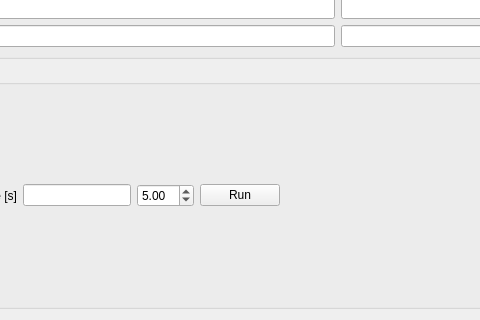
This is tres_guider_control.ui in jankansky/tres-guider as Qt 5 draws it before an edit; both pictures show x 432 to 912 and y 518 to 838 of the 1165 by 838 pixel window. The edited form follows.
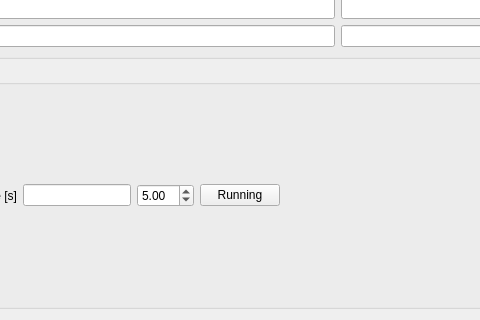
This is the edited form. Custom widgets are drawn as their Qt base class.

Commit message: Moved image display code out of tres_guider.py, and added a new tres_display.py that shows the latest image that arrives via the redis pub/sub mechanism. Modified guis and display to send simple commands to the guider code.

Patch:
```diff
--- a/tres_guider_control.ui
+++ b/tres_guider_control.ui
@@ -497,7 +497,7 @@
       <item>
        <widget class="QPushButton" name="enableButton">
         <property name="text">
-         <string>Run</string>
+         <string>Running</string>
         </property>
         <property name="autoDefault">
          <bool>false</bool>
```
Left out of the diff: 41 changed lines with no effect on the pictures. The commit also changes 6 other files.
